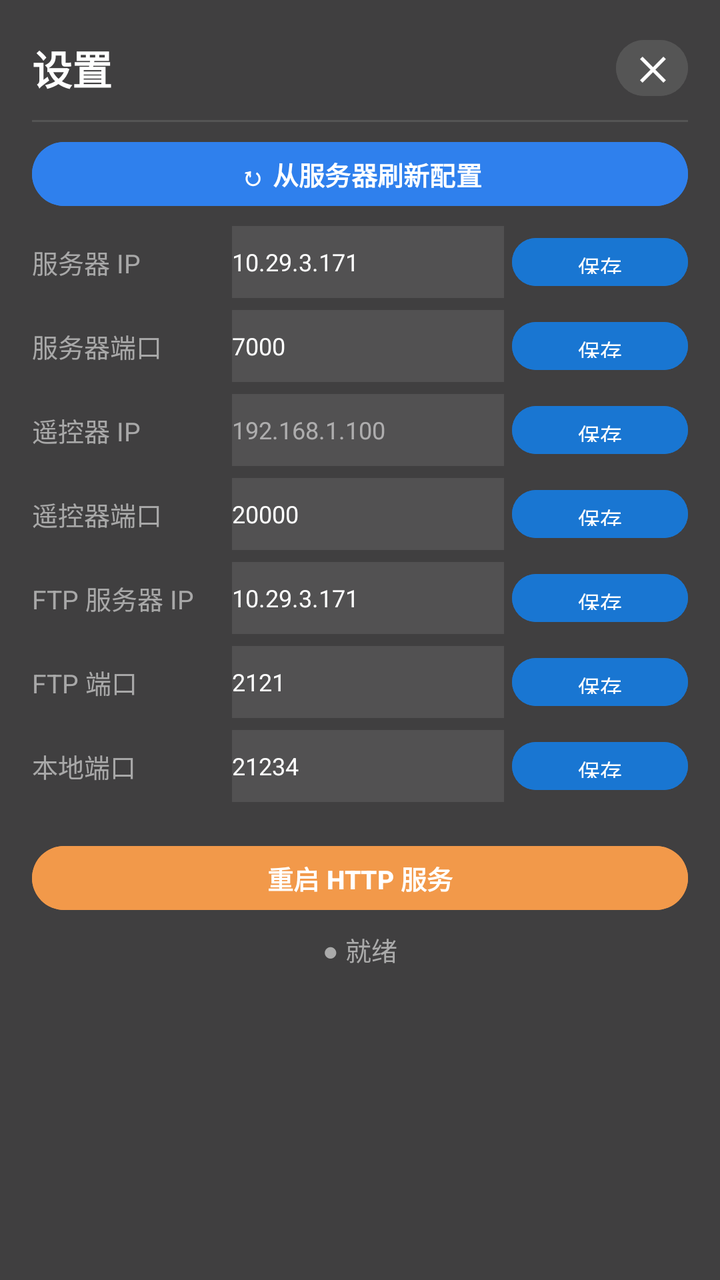
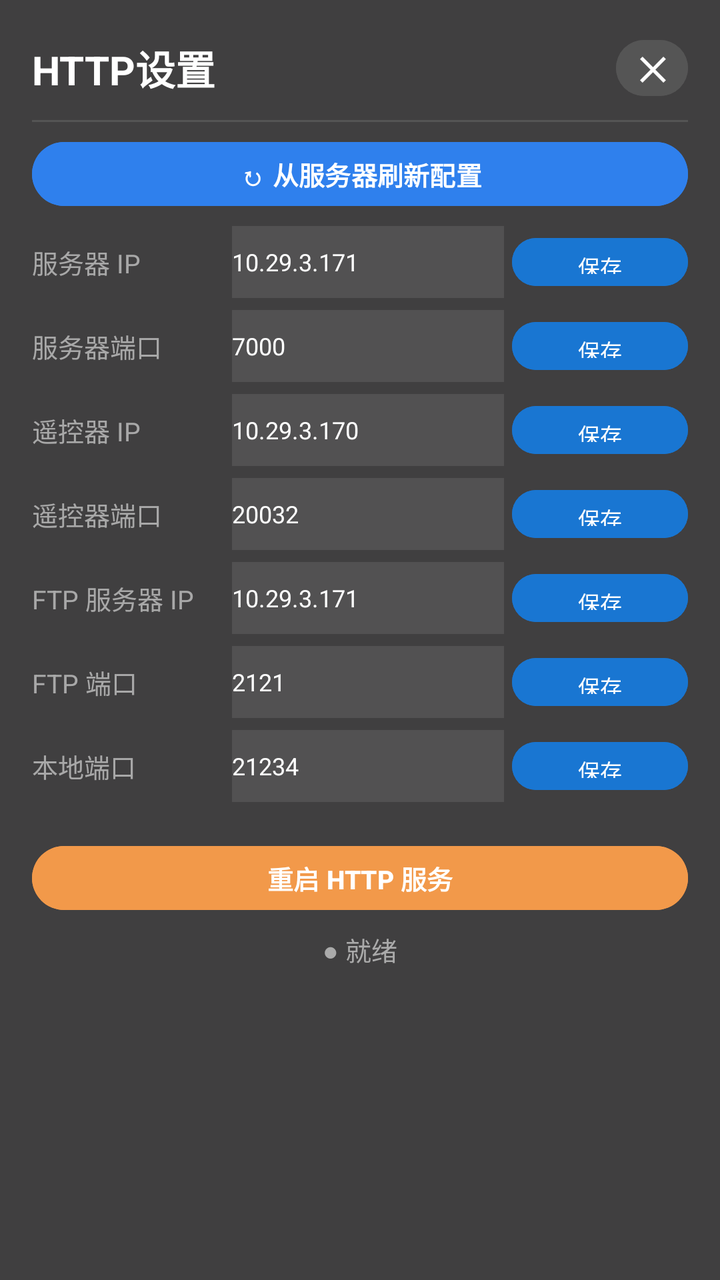

Two renders of the same Android screen: before a commit and after it. Below are the layout's source before the change and the commit's diff.
<!-- AndroidManifest.xml: application theme Theme.MSDKSample -->
<!-- res/layout/dialog_settings.xml -->
<?xml version="1.0" encoding="utf-8"?>
<LinearLayout xmlns:android="http://schemas.android.com/apk/res/android"
    android:layout_width="380dp"
    android:layout_height="wrap_content"
    android:background="#EE333333"
    android:orientation="vertical"
    android:padding="16dp">

    
    <LinearLayout
        android:layout_width="match_parent"
        android:layout_height="wrap_content"
        android:gravity="center_vertical"
        android:orientation="horizontal">

        <TextView
            android:layout_width="0dp"
            android:layout_height="wrap_content"
            android:layout_weight="1"
            android:text="设置"
            android:textColor="#FFFFFF"
            android:textSize="20sp"
            android:textStyle="bold" />

        <Button
            android:id="@+id/btnSettingsClose"
            android:layout_width="36dp"
            android:layout_height="36dp"
            android:backgroundTint="#555555"
            android:padding="0dp"
            android:text="✕"
            android:textColor="#FFFFFF"
            android:textSize="16sp"
            android:textStyle="bold" />
    </LinearLayout>

    <View
        android:layout_width="match_parent"
        android:layout_height="1dp"
        android:layout_marginTop="8dp"
        android:background="#555555" />

    <ScrollView
        android:layout_width="match_parent"
        android:layout_height="wrap_content"
        android:layout_marginTop="6dp"
        android:fillViewport="true">

        <LinearLayout
            android:layout_width="match_parent"
            android:layout_height="wrap_content"
            android:orientation="vertical">

            
            <Button
                android:id="@+id/btnSettingsRefresh"
                android:layout_width="match_parent"
                android:layout_height="40dp"
                android:backgroundTint="#2F80ED"
                android:text="↻ 从服务器刷新配置"
                android:textColor="#FFFFFF"
                android:textSize="13sp"
                android:textStyle="bold" />

            
            <LinearLayout
                android:layout_width="match_parent"
                android:layout_height="wrap_content"
                android:layout_marginTop="6dp"
                android:gravity="center_vertical"
                android:orientation="horizontal">
                <TextView
                    android:layout_width="100dp"
                    android:layout_height="wrap_content"
                    android:text="服务器 IP"
                    android:textColor="#AADDDDDD"
                    android:textSize="13sp" />
                <EditText
                    android:id="@+id/etServerIp"
                    android:layout_width="0dp"
                    android:layout_height="36dp"
                    android:layout_weight="1"
                    android:background="#DD555555"
                    android:hint="10.29.3.171"
                    android:text="10.29.3.171"
                    android:textColor="#FFFFFF"
                    android:textColorHint="#88FFFFFF"
                    android:textSize="12sp" />
                <Button
                    android:id="@+id/btnServerIp"
                    android:layout_width="wrap_content"
                    android:layout_height="32dp"
                    android:layout_marginStart="4dp"
                    android:backgroundTint="#1976D2"
                    android:paddingStart="10dp"
                    android:paddingEnd="10dp"
                    android:text="保存"
                    android:textColor="#FFFFFF"
                    android:textSize="11sp" />
            </LinearLayout>

            
            <LinearLayout
                android:layout_width="match_parent"
                android:layout_height="wrap_content"
                android:layout_marginTop="6dp"
                android:gravity="center_vertical"
                android:orientation="horizontal">
                <TextView
                    android:layout_width="100dp"
                    android:layout_height="wrap_content"
                    android:text="服务器端口"
                    android:textColor="#AADDDDDD"
                    android:textSize="13sp" />
                <EditText
                    android:id="@+id/etServerPort"
                    android:layout_width="0dp"
                    android:layout_height="36dp"
                    android:layout_weight="1"
                    android:background="#DD555555"
                    android:hint="7000"
                    android:text="7000"
                    android:textColor="#FFFFFF"
                    android:textColorHint="#88FFFFFF"
                    android:textSize="12sp"
                    android:inputType="number" />
                <Button
                    android:id="@+id/btnServerPort"
                    android:layout_width="wrap_content"
                    android:layout_height="32dp"
                    android:layout_marginStart="4dp"
                    android:backgroundTint="#1976D2"
                    android:paddingStart="10dp"
                    android:paddingEnd="10dp"
                    android:text="保存"
                    android:textColor="#FFFFFF"
                    android:textSize="11sp" />
            </LinearLayout>

            
            <LinearLayout
                android:layout_width="match_parent"
                android:layout_height="wrap_content"
                android:layout_marginTop="6dp"
                android:gravity="center_vertical"
                android:orientation="horizontal">
                <TextView
                    android:layout_width="100dp"
                    android:layout_height="wrap_content"
                    android:text="遥控器 IP"
                    android:textColor="#AADDDDDD"
                    android:textSize="13sp" />
                <EditText
                    android:id="@+id/etRemoteCtrlIp"
                    android:layout_width="0dp"
                    android:layout_height="36dp"
                    android:layout_weight="1"
                    android:background="#DD555555"
                    android:hint="192.168.1.100"
                    android:text=""
                    android:textColor="#FFFFFF"
                    android:textColorHint="#88FFFFFF"
                    android:textSize="12sp" />
                <Button
                    android:id="@+id/btnRemoteCtrlIp"
                    android:layout_width="wrap_content"
                    android:layout_height="32dp"
                    android:layout_marginStart="4dp"
                    android:backgroundTint="#1976D2"
                    android:paddingStart="10dp"
                    android:paddingEnd="10dp"
                    android:text="保存"
                    android:textColor="#FFFFFF"
                    android:textSize="11sp" />
            </LinearLayout>

            
            <LinearLayout
                android:layout_width="match_parent"
                android:layout_height="wrap_content"
                android:layout_marginTop="6dp"
                android:gravity="center_vertical"
                android:orientation="horizontal">
                <TextView
                    android:layout_width="100dp"
                    android:layout_height="wrap_content"
                    android:text="遥控器端口"
                    android:textColor="#AADDDDDD"
                    android:textSize="13sp" />
                <EditText
                    android:id="@+id/etRemoteCtrlPort"
                    android:layout_width="0dp"
                    android:layout_height="36dp"
                    android:layout_weight="1"
                    android:background="#DD555555"
                    android:hint="20000"
                    android:text="20000"
                    android:textColor="#FFFFFF"
                    android:textColorHint="#88FFFFFF"
                    android:textSize="12sp"
                    android:inputType="number" />
                <Button
                    android:id="@+id/btnRemoteCtrlPort"
                    android:layout_width="wrap_content"
                    android:layout_height="32dp"
                    android:layout_marginStart="4dp"
                    android:backgroundTint="#1976D2"
                    android:paddingStart="10dp"
                    android:paddingEnd="10dp"
                    android:text="保存"
                    android:textColor="#FFFFFF"
                    android:textSize="11sp" />
            </LinearLayout>

            
            <LinearLayout
                android:layout_width="match_parent"
                android:layout_height="wrap_content"
                android:layout_marginTop="6dp"
                android:gravity="center_vertical"
                android:orientation="horizontal">
                <TextView
                    android:layout_width="100dp"
                    android:layout_height="wrap_content"
                    android:text="FTP 服务器 IP"
                    android:textColor="#AADDDDDD"
                    android:textSize="13sp" />
                <EditText
                    android:id="@+id/etFtpServerIp"
                    android:layout_width="0dp"
                    android:layout_height="36dp"
                    android:layout_weight="1"
                    android:background="#DD555555"
                    android:hint="10.29.3.171"
                    android:text="10.29.3.171"
                    android:textColor="#FFFFFF"
                    android:textColorHint="#88FFFFFF"
                    android:textSize="12sp" />
                <Button
                    android:id="@+id/btnFtpServerIp"
                    android:layout_width="wrap_content"
                    android:layout_height="32dp"
                    android:layout_marginStart="4dp"
                    android:backgroundTint="#1976D2"
                    android:paddingStart="10dp"
                    android:paddingEnd="10dp"
                    android:text="保存"
                    android:textColor="#FFFFFF"
                    android:textSize="11sp" />
            </LinearLayout>

            
            <LinearLayout
                android:layout_width="match_parent"
                android:layout_height="wrap_content"
                android:layout_marginTop="6dp"
                android:gravity="center_vertical"
                android:orientation="horizontal">
                <TextView
                    android:layout_width="100dp"
                    android:layout_height="wrap_content"
                    android:text="FTP 端口"
                    android:textColor="#AADDDDDD"
                    android:textSize="13sp" />
                <EditText
                    android:id="@+id/etFtpServerPort"
                    android:layout_width="0dp"
                    android:layout_height="36dp"
                    android:layout_weight="1"
                    android:background="#DD555555"
                    android:hint="2121"
                    android:text="2121"
                    android:textColor="#FFFFFF"
                    android:textColorHint="#88FFFFFF"
                    android:textSize="12sp"
                    android:inputType="number" />
                <Button
                    android:id="@+id/btnFtpServerPort"
                    android:layout_width="wrap_content"
                    android:layout_height="32dp"
                    android:layout_marginStart="4dp"
                    android:backgroundTint="#1976D2"
                    android:paddingStart="10dp"
                    android:paddingEnd="10dp"
                    android:text="保存"
                    android:textColor="#FFFFFF"
                    android:textSize="11sp" />
            </LinearLayout>

            
            <LinearLayout
                android:layout_width="match_parent"
                android:layout_height="wrap_content"
                android:layout_marginTop="6dp"
                android:layout_marginBottom="8dp"
                android:gravity="center_vertical"
                android:orientation="horizontal">
                <TextView
                    android:layout_width="100dp"
                    android:layout_height="wrap_content"
                    android:text="本地端口"
                    android:textColor="#AADDDDDD"
                    android:textSize="13sp" />
                <EditText
                    android:id="@+id/etLocalPort"
                    android:layout_width="0dp"
                    android:layout_height="36dp"
                    android:layout_weight="1"
                    android:background="#DD555555"
                    android:hint="21234"
                    android:text="21234"
                    android:textColor="#FFFFFF"
                    android:textColorHint="#88FFFFFF"
                    android:textSize="12sp"
                    android:inputType="number" />
                <Button
                    android:id="@+id/btnLocalPort"
                    android:layout_width="wrap_content"
                    android:layout_height="32dp"
                    android:layout_marginStart="4dp"
                    android:backgroundTint="#1976D2"
                    android:paddingStart="10dp"
                    android:paddingEnd="10dp"
                    android:text="保存"
                    android:textColor="#FFFFFF"
                    android:textSize="11sp" />
            </LinearLayout>

            
            <Button
                android:id="@+id/btnSettingsRestartHttp"
                android:layout_width="match_parent"
                android:layout_height="40dp"
                android:layout_marginTop="10dp"
                android:backgroundTint="#F2994A"
                android:text="重启 HTTP 服务"
                android:textColor="#FFFFFF"
                android:textSize="13sp"
                android:textStyle="bold" />

        </LinearLayout>
    </ScrollView>

    <TextView
        android:id="@+id/tvSettingsStatus"
        android:layout_width="match_parent"
        android:layout_height="wrap_content"
        android:layout_marginTop="6dp"
        android:gravity="center"
        android:text="● 就绪"
        android:textColor="#AAAAAA"
        android:textSize="13sp" />

</LinearLayout>
<!-- resources referenced by this layout -->
<resources>
  <style name="Theme.MSDKSample" parent="Base.Theme.MSDKSample" />
  <style name="Base.Theme.MSDKSample" parent="Theme.Material3.DayNight.NoActionBar">
          
          
      </style>
</resources>

<!-- the commit's change to res/layout/dialog_settings.xml (unified diff, before → after) -->
@@ -17,7 +17,7 @@
             android:layout_width="0dp"
             android:layout_height="wrap_content"
             android:layout_weight="1"
-            android:text="设置"
+            android:text="HTTP设置"
             android:textColor="#FFFFFF"
             android:textSize="20sp"
             android:textStyle="bold" />
@@ -156,8 +156,8 @@
                     android:layout_height="36dp"
                     android:layout_weight="1"
                     android:background="#DD555555"
-                    android:hint="192.168.1.100"
-                    android:text=""
+                    android:hint="10.29.3.170"
+                    android:text="10.29.3.170"
                     android:textColor="#FFFFFF"
                     android:textColorHint="#88FFFFFF"
                     android:textSize="12sp" />
@@ -193,8 +193,8 @@
                     android:layout_height="36dp"
                     android:layout_weight="1"
                     android:background="#DD555555"
-                    android:hint="20000"
-                    android:text="20000"
+                    android:hint="20032"
+                    android:text="20032"
                     android:textColor="#FFFFFF"
                     android:textColorHint="#88FFFFFF"
                     android:textSize="12sp"
